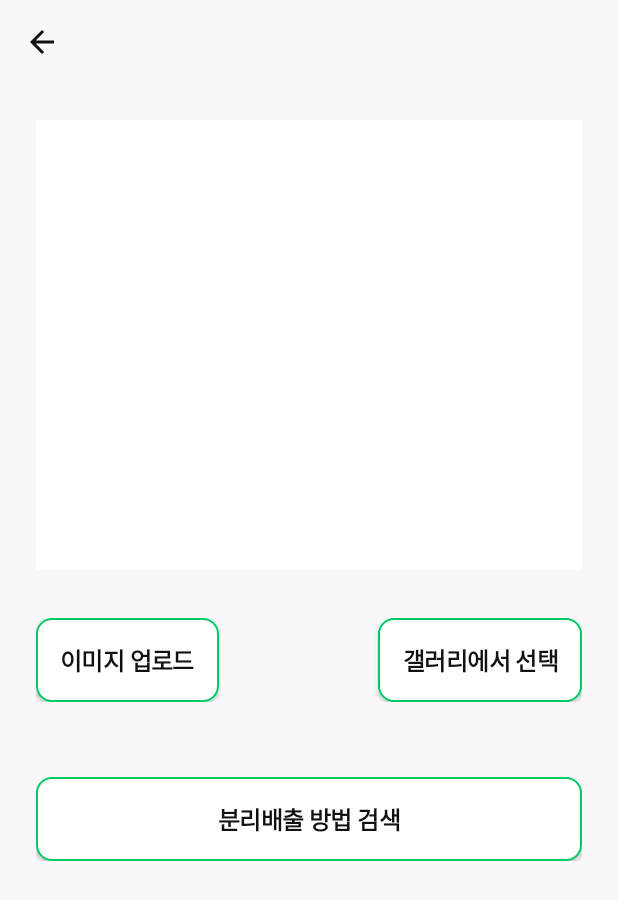
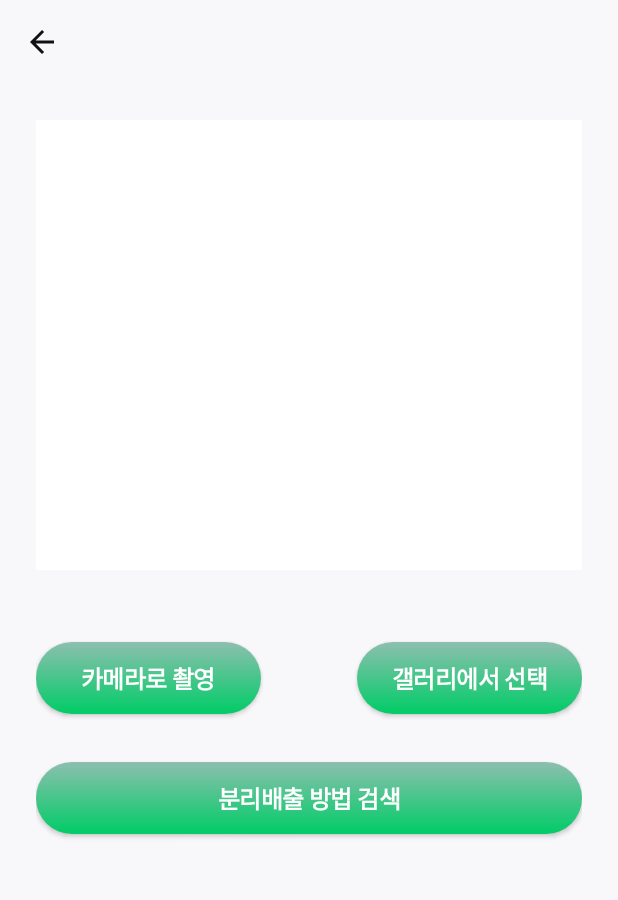
Before and after one commit to jijun0129/ecocapture, an Android app: the ImageActivity screen opened directly, with no data from a screen before it, on a phone screen of 412 x 824 dp. Shown: the top 900 px of the screen. Run offline under Robolectric (Android 15) with nearby library versions, the phone set to English and light mode, and no system bars.

Commit message:
Style: Button Design

```diff
--- a/app/src/main/res/drawable/btn_default.xml
+++ b/app/src/main/res/drawable/btn_default.xml
@@ -1,12 +1,13 @@
 <?xml version="1.0" encoding="utf-8"?>
 <shape xmlns:android="http://schemas.android.com/apk/res/android"
     android:shape="rectangle">
-    <solid android:color="@color/white"/>
 
-    <stroke
-        android:width="1dp"
-        android:color="@color/brand"/>
+    <gradient
+        android:angle="90"
+        android:endColor="#8DBFAF"
+        android:startColor="@color/brand" />
 
     <corners
-        android:radius="10dp"/>
+        android:radius="100dp"/>
+
 </shape>
--- a/app/src/main/res/layout/activity_image.xml
+++ b/app/src/main/res/layout/activity_image.xml
@@ -45,41 +45,48 @@
                 <Button
                     android:id="@+id/button_upload_image"
                     style="@style/TextStyle_16"
-                    android:layout_width="wrap_content"
+                    android:layout_width="150dp"
                     android:layout_height="wrap_content"
+                    android:layout_marginVertical="16dp"
                     android:background="@drawable/btn_default"
-                    android:padding="16dp"
-                    android:text="이미지 업로드"
-                    android:textColor="@color/black"
+                    android:elevation="8dp"
+                    android:padding="8dp"
+                    android:text="카메라로 촬영"
+                    android:textColor="@color/white"
                     android:textFontWeight="600"
+                    app:layout_constraintBottom_toBottomOf="parent"
                     app:layout_constraintStart_toStartOf="parent"
                     app:layout_constraintTop_toTopOf="parent" />
 
                 <Button
                     android:id="@+id/button_select_image"
                     style="@style/TextStyle_16"
-                    android:layout_width="wrap_content"
+                    android:layout_width="150dp"
                     android:layout_height="wrap_content"
+                    android:layout_marginVertical="16dp"
                     android:background="@drawable/btn_default"
-                    android:padding="16dp"
+                    android:elevation="8dp"
+                    android:padding="8dp"
                     android:text="갤러리에서 선택"
-                    android:textColor="@color/black"
+                    android:textColor="@color/white"
                     android:textFontWeight="600"
+                    app:layout_constraintBottom_toBottomOf="parent"
                     app:layout_constraintEnd_toEndOf="parent"
-                    app:layout_constraintTop_toTopOf="parent"/>
+                    app:layout_constraintTop_toTopOf="parent" />
 
             </androidx.constraintlayout.widget.ConstraintLayout>
 
             <Button
                 android:id="@+id/button_transfer_image"
                 style="@style/TextStyle_16"
-                android:layout_marginTop="50dp"
+                android:layout_marginVertical="16dp"
                 android:layout_width="match_parent"
                 android:layout_height="wrap_content"
                 android:background="@drawable/btn_default"
-                android:padding="16dp"
+                android:padding="8dp"
+                android:elevation="8dp"
                 android:text="분리배출 방법 검색"
-                android:textColor="@color/black"
+                android:textColor="@color/white"
                 android:textFontWeight="600" />
         </LinearLayout>
 
--- a/app/src/main/res/layout/activity_text.xml
+++ b/app/src/main/res/layout/activity_text.xml
@@ -33,20 +33,23 @@
                 android:id="@+id/editTextPrompt"
                 android:layout_width="match_parent"
                 android:layout_height="wrap_content"
-                style="@style/TextStyle_24"
+                style="@style/TextStyle_20"
                 android:textColor="@color/black"
-                android:hint="입력하세요"
+                android:hint="터치하여 입력"
                 android:textColorHint="@color/light_gray"/>
 
             <!-- Button to generate content -->
             <Button
                 android:id="@+id/buttonGenerate"
                 style="@style/TextStyle_16"
-                android:layout_width="wrap_content"
+                android:layout_marginVertical="16dp"
+                android:layout_width="match_parent"
                 android:layout_height="wrap_content"
                 android:background="@drawable/btn_default"
-                android:text="검색"
-                android:textColor="@color/black"
+                android:padding="8dp"
+                android:elevation="8dp"
+                android:text="분리배출 방법 검색"
+                android:textColor="@color/white"
                 android:textFontWeight="600" />
 
             <!-- TextView to display the generated response -->
```
